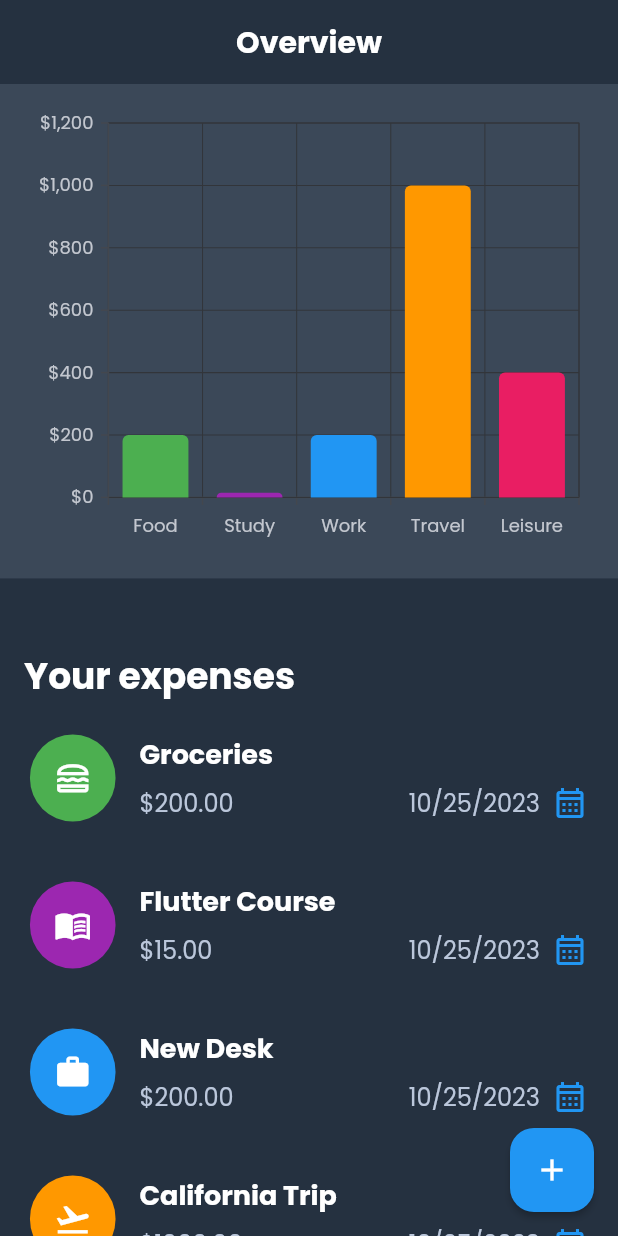
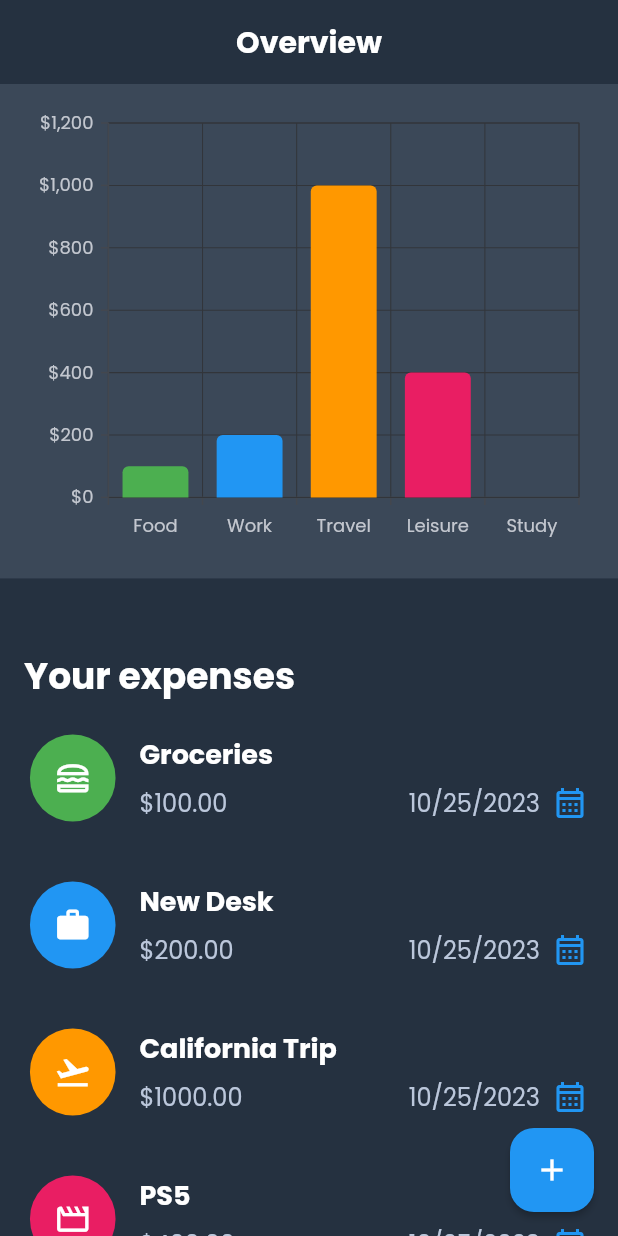
Before and after one commit to TNury/flutter_expenses_app, a Flutter app: the screen it shows after launch, on a phone screen of 412 x 824 dp. Run offline on Flutter 3.47's test engine with Material 2 defaults, Android fonts, the phone set to English and light mode, and no system bars; our stand-ins replace syncfusion_flutter_charts.

Commit message:
feat: Correct error color

```diff
--- a/lib/theme/theme.dart
+++ b/lib/theme/theme.dart
@@ -24,6 +24,7 @@ final _colorScheme = ColorScheme.fromSeed(
   seedColor: Colors.blue,
   brightness: Brightness.dark,
   primary: Colors.blue,
+  error: Colors.red,
 );
 
 final ThemeData theme = ThemeData().copyWith(
--- a/lib/widgets/screens/expenses_screen.dart
+++ b/lib/widgets/screens/expenses_screen.dart
@@ -17,13 +17,7 @@ class _ExpensesScreenState extends State<ExpensesScreen> {
     Expense(
       title: 'Groceries',
       category: Category.food,
-      amount: 200,
-      date: DateTime.now(),
-    ),
-    Expense(
-      title: 'Flutter Course',
-      category: Category.study,
-      amount: 15,
+      amount: 100,
       date: DateTime.now(),
     ),
     Expense(
@@ -87,7 +81,7 @@ class _ExpensesScreenState extends State<ExpensesScreen> {
     } else {
       return Center(
         child: Padding(
-          padding: EdgeInsets.all(16),
+          padding: const EdgeInsets.all(16),
           child: Text(
             'Your list of expenses list is empty. Click the add button below to add a new expense.',
             style: Theme.of(context).textTheme.bodyLarge,
--- a/lib/widgets/ui/specialized/expenses_list/expenses_list.dart
+++ b/lib/widgets/ui/specialized/expenses_list/expenses_list.dart
@@ -31,9 +31,7 @@ class ExpensesList extends StatelessWidget {
           children: [
             Text(
               'Expense deleted.',
-              style: TextStyle(
-                fontSize: Theme.of(context).textTheme.bodyMedium!.fontSize,
-              ),
+              style: Theme.of(context).textTheme.bodyMedium,
             ),
             TextButton(
               onPressed: () {
```
